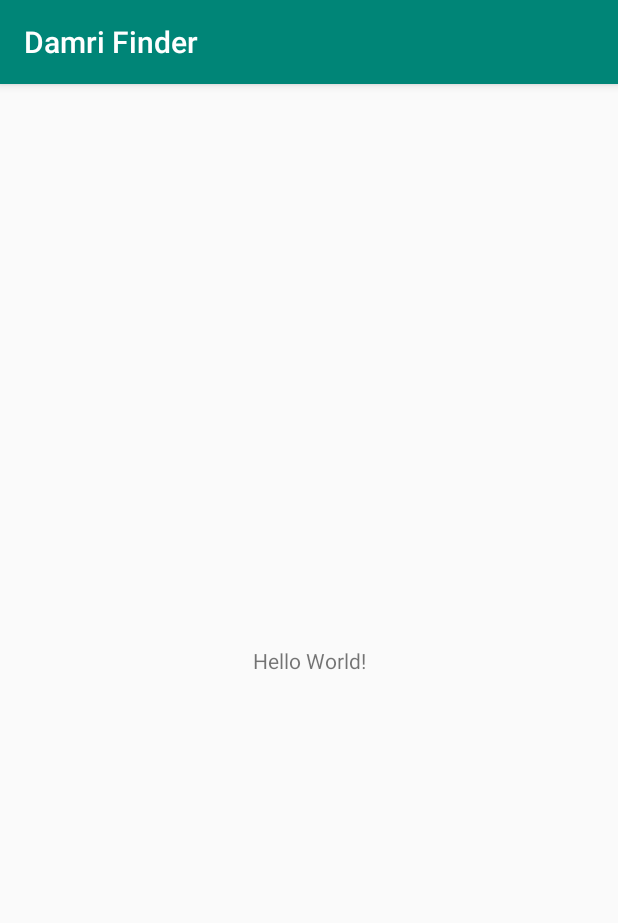
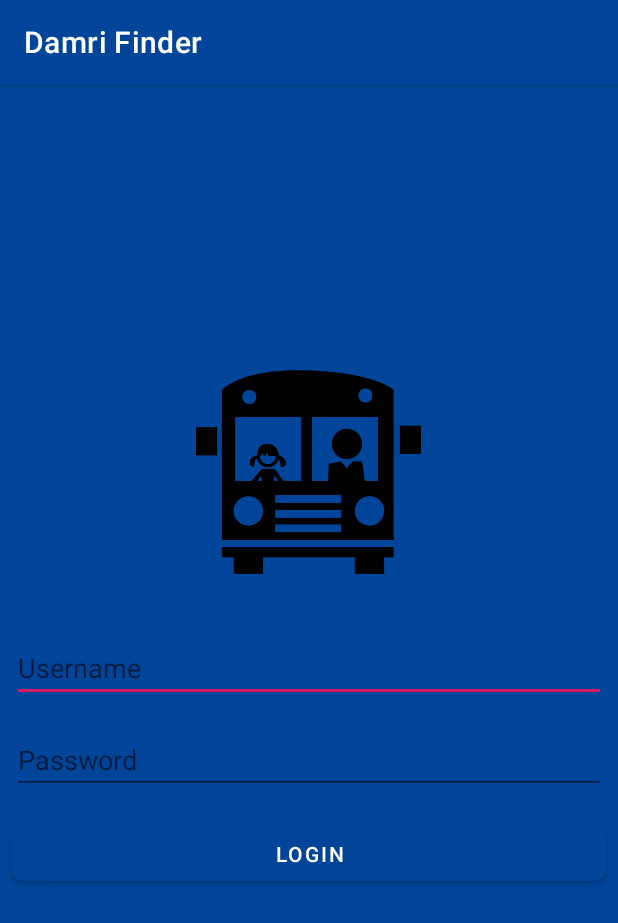
Before and after one commit to fardil/DamriFinder, an Android app: the screen it shows after launch (MainActivity before the commit, LoginActivity after it), on a phone screen of 412 x 824 dp. Shown: the top 923 px of the screen. Run offline under Robolectric (Android 15) with nearby library versions, the phone set to English and light mode, and no system bars.

Commit message:
login update

```diff
--- a/app/build.gradle
+++ b/app/build.gradle
@@ -25,11 +25,12 @@ android {
 
 dependencies {
     implementation fileTree(dir: 'libs', include: ['*.jar'])
-    implementation"org.jetbrains.kotlin:kotlin-stdlib-jdk7:$kotlin_version"
+    implementation "org.jetbrains.kotlin:kotlin-stdlib-jdk7:$kotlin_version"
     implementation 'androidx.appcompat:appcompat:1.1.0'
     implementation 'androidx.core:core-ktx:1.1.0'
     implementation 'androidx.constraintlayout:constraintlayout:1.1.3'
     testImplementation 'junit:junit:4.12'
     androidTestImplementation 'androidx.test:runner:1.2.0'
     androidTestImplementation 'androidx.test.espresso:espresso-core:3.2.0'
+    implementation 'com.google.android.material:material:1.0.0'
 }
--- a/app/src/main/AndroidManifest.xml
+++ b/app/src/main/AndroidManifest.xml
@@ -9,13 +9,15 @@
         android:roundIcon="@mipmap/ic_launcher_round"
         android:supportsRtl="true"
         android:theme="@style/AppTheme">
-        <activity android:name=".MainActivity">
+        <activity android:name=".login.LoginActivity">
             <intent-filter>
                 <action android:name="android.intent.action.MAIN" />
 
                 <category android:name="android.intent.category.LAUNCHER" />
             </intent-filter>
         </activity>
+        <activity android:name=".MainActivity">
+        </activity>
     </application>
 
 </manifest>
--- a/app/src/main/java/com/dilla/damrifinder/login/Login.kt
+++ /dev/null
@@ -1 +0,0 @@
-package com.dilla.damrifinder.login
--- /dev/null
+++ b/app/src/main/java/com/dilla/damrifinder/login/LoginActivity.kt
@@ -0,0 +1,13 @@
+package com.dilla.damrifinder.login
+
+import androidx.appcompat.app.AppCompatActivity
+import android.os.Bundle
+import com.dilla.damrifinder.R
+
+class LoginActivity : AppCompatActivity() {
+
+    override fun onCreate(savedInstanceState: Bundle?) {
+        super.onCreate(savedInstanceState)
+        setContentView(R.layout.activity_login)
+    }
+}
--- /dev/null
+++ b/app/src/main/res/layout/activity_login.xml
@@ -0,0 +1,45 @@
+<?xml version="1.0" encoding="utf-8"?>
+<LinearLayout xmlns:android="http://schemas.android.com/apk/res/android"
+    xmlns:app="http://schemas.android.com/apk/res-auto"
+    xmlns:tools="http://schemas.android.com/tools"
+    android:layout_width="match_parent"
+    android:layout_height="match_parent"
+    android:gravity="center"
+    android:orientation="vertical"
+    tools:context=".login.LoginActivity"
+    android:background="@color/colorPrimary">
+
+    <ImageView
+        android:layout_width="150dp"
+        android:layout_height="200dp"
+        android:src="@drawable/logo" />
+
+    <EditText
+        android:layout_width="match_parent"
+        android:layout_height="wrap_content"
+        android:layout_margin="8dp"
+        android:hint="Username" />
+
+    <EditText
+        android:layout_width="match_parent"
+        android:layout_height="wrap_content"
+        android:layout_margin="8dp"
+        android:hint="Password" />
+
+    <com.google.android.material.button.MaterialButton
+        android:layout_width="match_parent"
+        android:layout_height="wrap_content"
+        android:layout_margin="8dp"
+        android:text="Login"
+        app:cornerRadius="8dp" />
+
+
+    <com.google.android.material.button.MaterialButton
+        style="@style/Widget.MaterialComponents.Button.TextButton"
+        android:layout_width="match_parent"
+        android:layout_height="wrap_content"
+        android:layout_margin="8dp"
+        android:text="Register"
+        app:cornerRadius="8dp" />
+
+</LinearLayout>
--- a/app/src/main/res/values/colors.xml
+++ b/app/src/main/res/values/colors.xml
@@ -1,6 +1,7 @@
 <?xml version="1.0" encoding="utf-8"?>
 <resources>
-    <color name="colorPrimary">#008577</color>
+    <color name="colorPrimary">#004599</color>
     <color name="colorPrimaryDark">#00574B</color>
     <color name="colorAccent">#D81B60</color>
+    <color name="blue">#004599</color>
 </resources>
--- a/app/src/main/res/values/styles.xml
+++ b/app/src/main/res/values/styles.xml
@@ -1,7 +1,7 @@
 <resources>
 
     <!-- Base application theme. -->
-    <style name="AppTheme" parent="Theme.AppCompat.Light.DarkActionBar">
+    <style name="AppTheme" parent="Theme.MaterialComponents.Light.DarkActionBar">
         <!-- Customize your theme here. -->
         <item name="colorPrimary">@color/colorPrimary</item>
         <item name="colorPrimaryDark">@color/colorPrimaryDark</item>
```
Also changed, not shown: app/src/main/res/drawable/logo.png (added).
